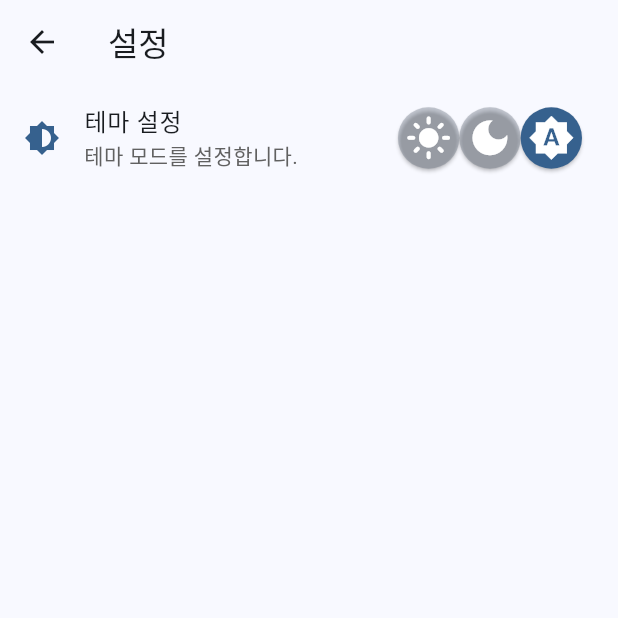
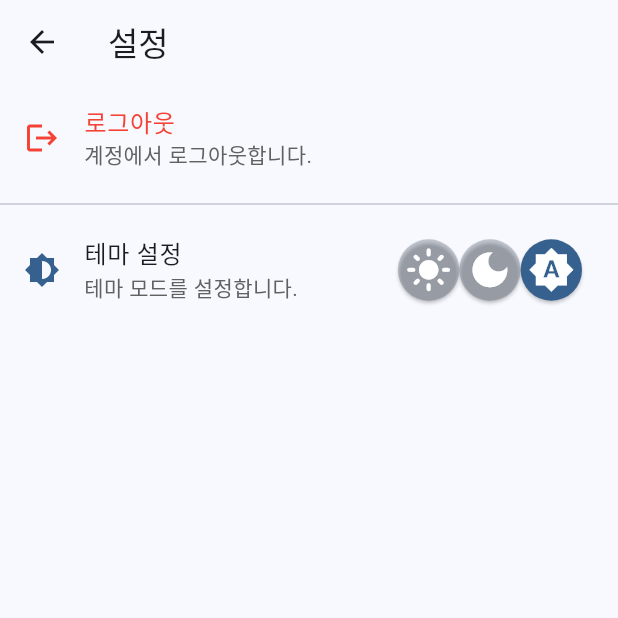
Before and after one commit to com0ze/OSSP_Frontend, a Flutter app: the SettingScreen screen opened directly, on a phone screen of 412 x 824 dp, the top half of it. Run offline on Flutter 3.47's test engine with Material 3 defaults, Android fonts, the phone set to English and light mode, and no system bars; our stand-ins replace dio, flutter_secure_storage, geolocator; accounts and stored records are empty.

Commit message:
인증 및 로그인 개선

```diff
--- /dev/null
+++ b/lib/app_keys.dart
@@ -0,0 +1,5 @@
+import 'package:flutter/material.dart';
+
+final GlobalKey<NavigatorState> navigatorKey = GlobalKey<NavigatorState>();
+final GlobalKey<ScaffoldMessengerState> scaffoldMessengerKey =
+    GlobalKey<ScaffoldMessengerState>();
--- a/lib/screens/setting_screen.dart
+++ b/lib/screens/setting_screen.dart
@@ -1,5 +1,6 @@
 import 'package:flutter/material.dart';
 import 'package:open_source_software/extensions/theme_extension.dart';
+import 'package:open_source_software/managers/login_manager.dart';
 import 'package:open_source_software/managers/theme_mode_manager.dart';
 
 class SettingScreen extends StatelessWidget {
@@ -11,6 +12,13 @@ class SettingScreen extends StatelessWidget {
       appBar: AppBar(title: const Text('설정')),
       body: ListView(
         children: [
+          ListTile(
+            leading: const Icon(Icons.logout, color: Colors.red),
+            title: const Text('로그아웃', style: TextStyle(color: Colors.red)),
+            subtitle: const Text('계정에서 로그아웃합니다.'),
+            onTap: () => LoginManager().forceLogout('로그아웃되었습니다.'),
+          ),
+          const Divider(),
           ListTile(
             leading: Icon(Icons.brightness_6, color: context.primaryColor),
             title: const Text('테마 설정'),
```
Also changed, not shown: lib/api/auth_interceptor.dart (+28 -18 lines), lib/main.dart (+15 -1 lines), lib/managers/login_manager.dart (+17 -0 lines).
